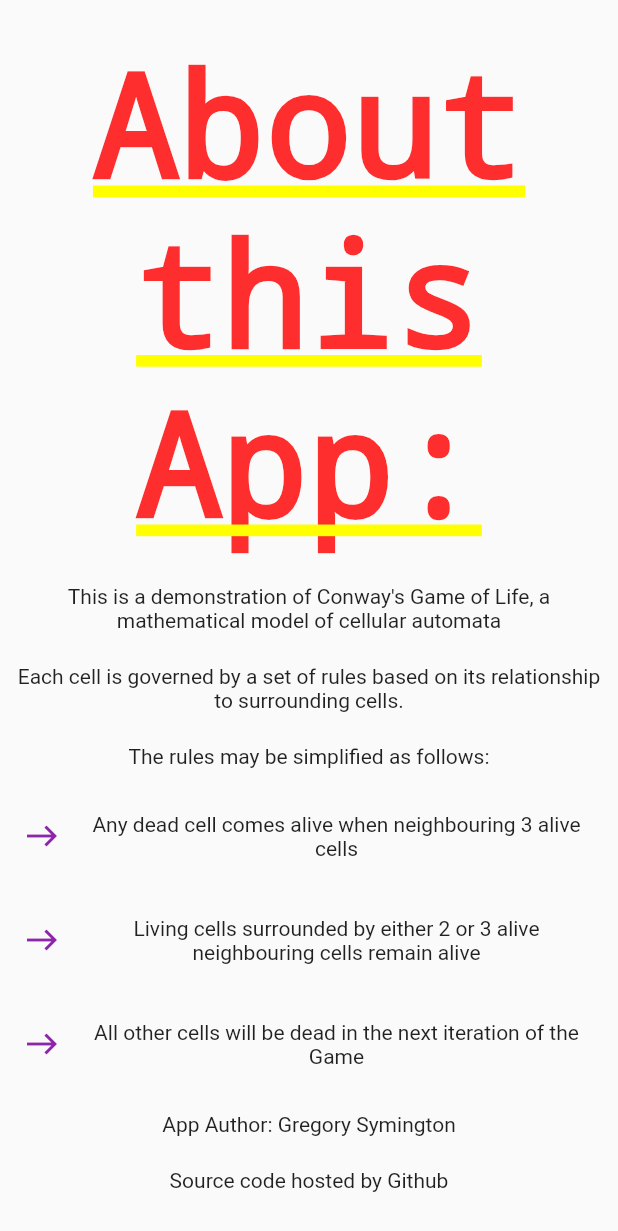
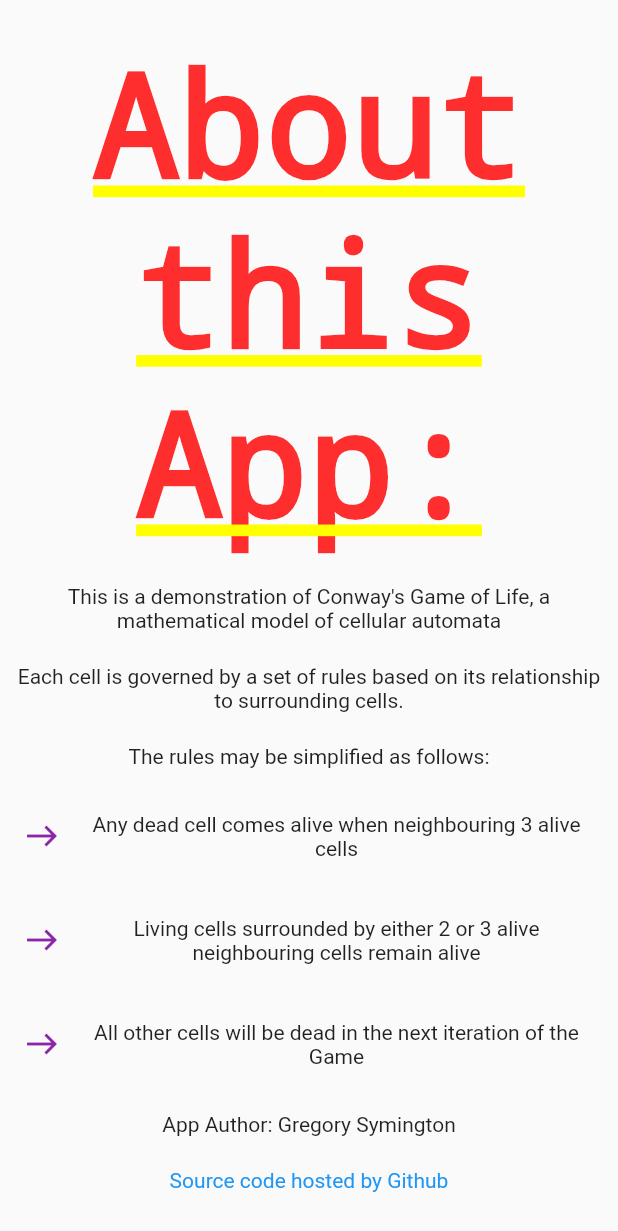
Before and after one commit to GregSym/conway_game_of_life, a Flutter app: the AboutThisApp screen opened directly, on a phone screen of 412 x 824 dp. Shown: the top 1231 px of the screen. Run offline on Flutter 3.47's test engine with Material 2 defaults, Android fonts, the phone set to English and light mode, and no system bars; missing offline and left inert: color_parser.

Commit message:
saved stuff that was missing from the last push this time!

```diff
--- a/lib/src/constants/color_constants.dart
+++ b/lib/src/constants/color_constants.dart
@@ -11,6 +11,7 @@ class ColorConstants with ChangeNotifier {
 
   Color _aliveColor = Colors.purple[600];
   Color get aliveColor => _aliveColor;
+  Color get hRefColor => Colors.blue;
   set setAliveColor(Color color) => _setAliveColor(color);
 
   void _setAliveColor(Color color) {
@@ -19,4 +20,4 @@ class ColorConstants with ChangeNotifier {
   }
 }
 
-ColorConstants colourConstants = ColorConstants();
+ColorConstants colourConstants = ColorConstants();  // export default line, kinda
```
